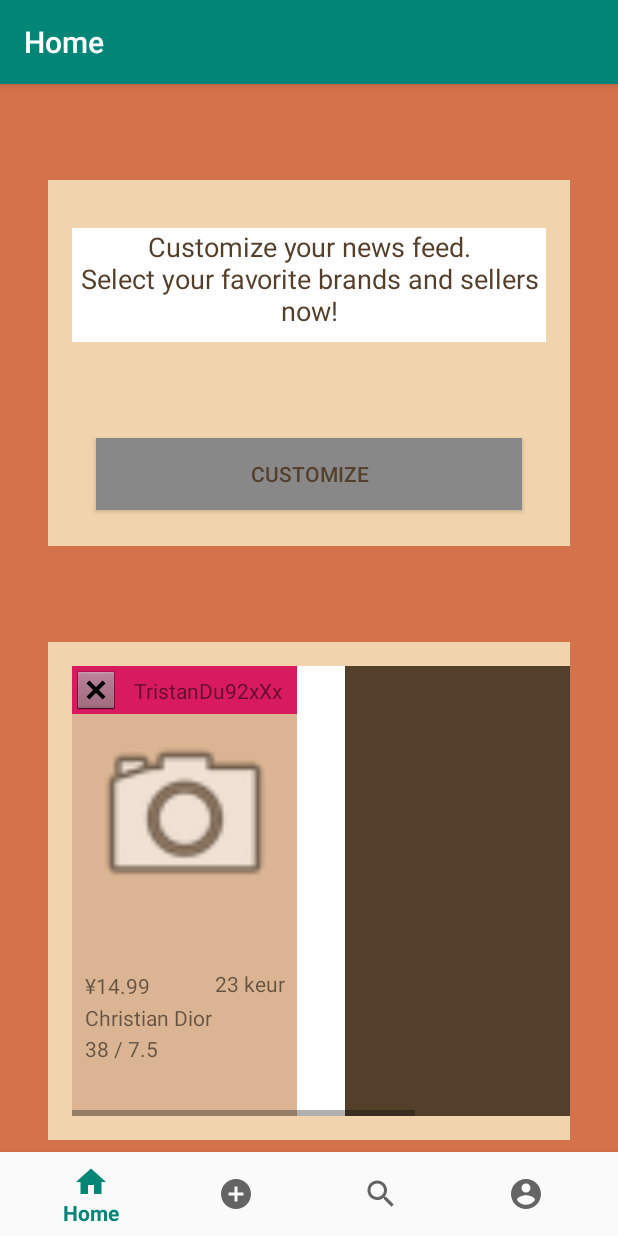
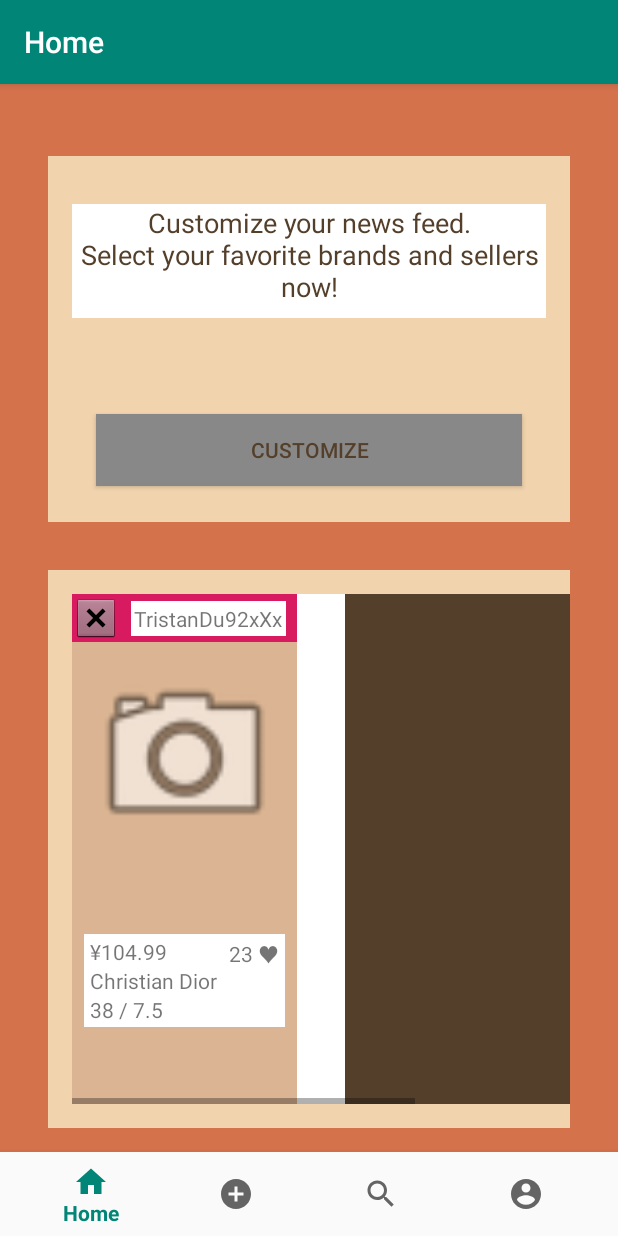
Before and after one commit to IgorTheSimplifier/DressMe, an Android app: the SessionFragment screen opened directly, with no data from a screen before it, on a phone screen of 412 x 824 dp. Run offline under Robolectric (Android 15) with nearby library versions, the phone set to English and light mode, and no system bars; our stand-ins replace navigation-ui; Roboto replaces fonts that are not available here.

Commit message:
The session page keeps getting better...

```diff
--- a/app/src/main/res/layout/fragment_session.xml
+++ b/app/src/main/res/layout/fragment_session.xml
@@ -15,7 +15,7 @@
         android:layout_width="0dp"
         android:layout_height="244dp"
         android:layout_marginStart="32dp"
-        android:layout_marginTop="64dp"
+        android:layout_marginTop="48dp"
         android:layout_marginEnd="32dp"
         android:background="@color/colorForeground"
         android:theme="@style/DressMe"
@@ -62,9 +62,9 @@
         android:layout_width="0dp"
         android:layout_height="0dp"
         android:layout_marginStart="32dp"
-        android:layout_marginTop="64dp"
+        android:layout_marginTop="32dp"
         android:layout_marginEnd="32dp"
-        android:layout_marginBottom="64dp"
+        android:layout_marginBottom="72dp"
         android:background="@color/colorForeground"
         app:layout_constraintBottom_toBottomOf="parent"
         app:layout_constraintEnd_toEndOf="parent"
@@ -124,6 +124,8 @@
                             android:id="@+id/session_sellerOneName_textView"
                             android:layout_width="wrap_content"
                             android:layout_height="wrap_content"
+                            android:background="@color/colorAccentThree"
+                            android:padding="2dp"
                             android:text="TristanDu92xXx"
                             app:layout_constraintBottom_toBottomOf="parent"
                             app:layout_constraintEnd_toEndOf="parent"
@@ -135,6 +137,7 @@
                         android:id="@+id/session_itemOne_image"
                         android:layout_width="133dp"
                         android:layout_height="135dp"
+                        android:layout_marginTop="8dp"
                         app:layout_constraintEnd_toEndOf="parent"
                         app:layout_constraintStart_toStartOf="parent"
                         app:layout_constraintTop_toBottomOf="@+id/session_sellerOne_layout"
@@ -142,8 +145,16 @@
 
                     <androidx.constraintlayout.widget.ConstraintLayout
                         android:id="@+id/session_itemOneDescription_layout"
-                        android:layout_width="133dp"
-                        android:layout_height="64dp"
+                        android:layout_width="0dp"
+                        android:layout_height="wrap_content"
+                        android:layout_marginStart="8dp"
+                        android:layout_marginTop="16dp"
+                        android:layout_marginEnd="8dp"
+                        android:layout_marginBottom="16dp"
+                        android:background="@color/colorAccentThree"
+                        android:padding="2dp"
+                        android:paddingStart="4dp"
+                        android:paddingEnd="4dp"
                         app:layout_constraintBottom_toBottomOf="parent"
                         app:layout_constraintEnd_toEndOf="parent"
                         app:layout_constraintStart_toStartOf="parent"
@@ -153,7 +164,7 @@
                             android:id="@+id/session_itemOnePrice_text"
                             android:layout_width="wrap_content"
                             android:layout_height="wrap_content"
-                            android:text="¥14.99"
+                            android:text="¥104.99"
                             app:layout_constraintBottom_toTopOf="@+id/session_itemOneBrand_text"
                             app:layout_constraintStart_toStartOf="parent"
                             app:layout_constraintTop_toTopOf="parent" />
@@ -180,7 +191,7 @@
                             android:id="@+id/session_itemOneRating_text"
                             android:layout_width="wrap_content"
                             android:layout_height="wrap_content"
-                            android:text="23 keur"
+                            android:text="23 ♥"
                             app:layout_constraintEnd_toEndOf="parent"
                             app:layout_constraintTop_toTopOf="parent" />
                     </androidx.constraintlayout.widget.ConstraintLayout>
```
